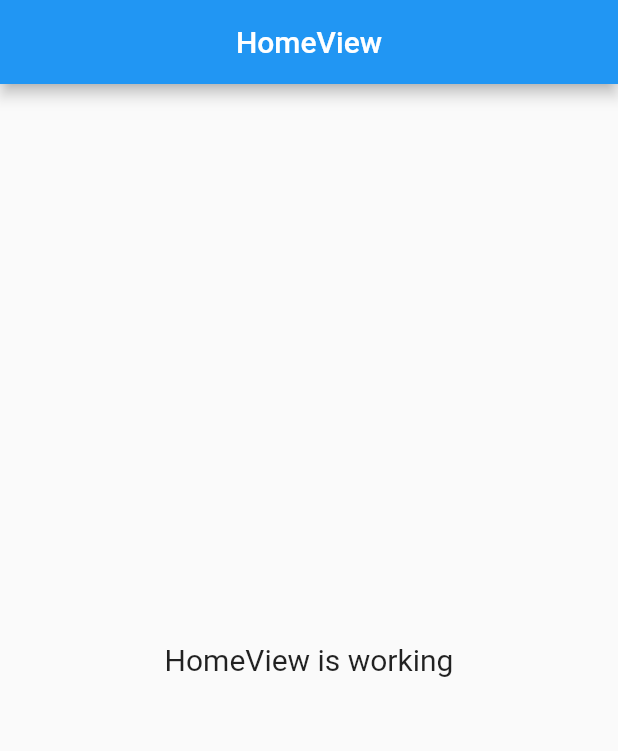
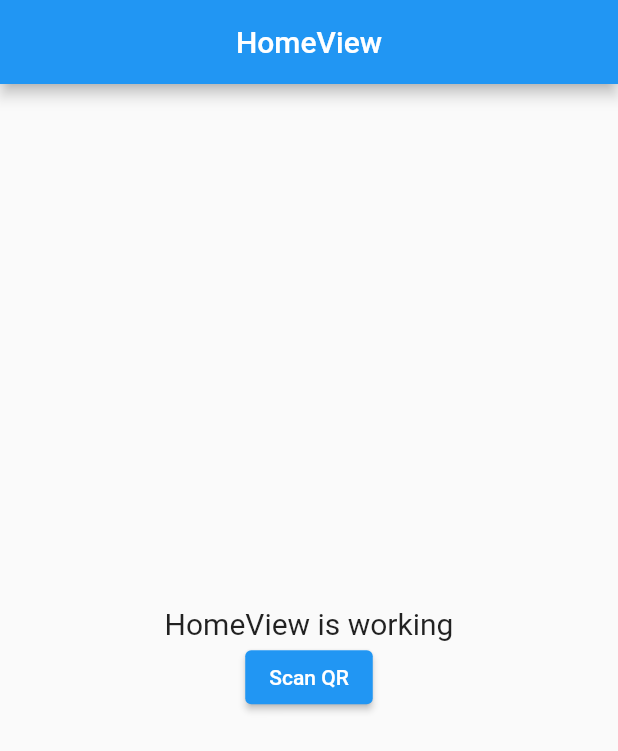
Before and after one commit to untillnesss/learn_barcode_flutter, a Flutter app: the screen it shows after launch, on a phone screen of 412 x 824 dp. Shown: the top 751 px of the screen. Run offline on Flutter 3.47's test engine with Material 2 defaults, Android fonts, the phone set to English and light mode, and no system bars; our stand-ins replace get; missing offline and left inert: qr_code_scanner.

Commit message:
add: scan barcode

```diff
--- a/lib/app/modules/home/controllers/home_controller.dart
+++ b/lib/app/modules/home/controllers/home_controller.dart
@@ -1,8 +1,7 @@
 import 'package:get/get.dart';
+import 'package:qr_code_scanner/qr_code_scanner.dart';
 
 class HomeController extends GetxController {
-  //TODO: Implement HomeController
-
   final count = 0.obs;
   @override
   void onInit() {
--- a/lib/app/modules/home/views/home_view.dart
+++ b/lib/app/modules/home/views/home_view.dart
@@ -1,6 +1,8 @@
 import 'package:flutter/material.dart';
 
 import 'package:get/get.dart';
+import 'package:learn_barcode/app/routes/app_pages.dart';
+import 'package:qr_code_scanner/qr_code_scanner.dart';
 
 import '../controllers/home_controller.dart';
 
@@ -13,9 +15,27 @@ class HomeView extends GetView<HomeController> {
         centerTitle: true,
       ),
       body: Center(
-        child: Text(
-          'HomeView is working',
-          style: TextStyle(fontSize: 20),
+        child: Column(
+          mainAxisAlignment: MainAxisAlignment.center,
+          crossAxisAlignment: CrossAxisAlignment.center,
+          children: [
+            Text(
+              'HomeView is working',
+              style: TextStyle(fontSize: 20),
+            ),
+            ElevatedButton(
+              onPressed: () async {
+                var result = await Get.toNamed(Routes.QRSCAN);
+
+                if (result != null && result is Barcode) {
+                  print(result.code);
+                } else {
+                  print('KOSONG');
+                }
+              },
+              child: Text('Scan QR'),
+            ),
+          ],
         ),
       ),
     );
--- a/lib/app/routes/app_routes.dart
+++ b/lib/app/routes/app_routes.dart
@@ -5,8 +5,10 @@ abstract class Routes {
   Routes._();
 
   static const HOME = _Paths.HOME;
+  static const QRSCAN = _Paths.QRSCAN;
 }
 
 abstract class _Paths {
   static const HOME = '/home';
+  static const QRSCAN = '/qrscan';
 }
```
Also changed, not shown: lib/app/modules/qrscan/bindings/qrscan_binding.dart (added, +12 -0 lines), lib/app/modules/qrscan/controllers/qrscan_controller.dart (added, +39 -0 lines), lib/app/modules/qrscan/views/qrscan_view.dart (added, +30 -0 lines), lib/app/routes/app_pages.dart (+7 -0 lines).
